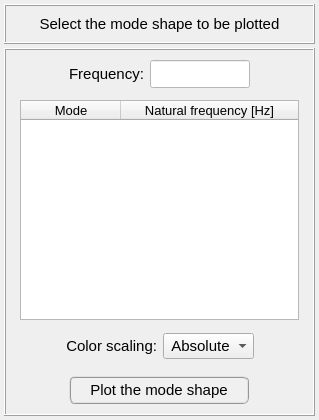
Old version of the form pulse/interface/ui_files/plots/results/structural/plot_structural_mode_shape.ui in the repository open-pulse/OpenPulse.
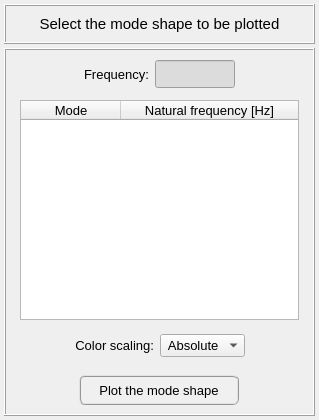
New version of the form.

Commit message: Renames opv plot_types methods

What changed in the file:
```diff
--- a/pulse/interface/ui_files/plots/results/structural/plot_structural_mode_shape.ui
+++ b/pulse/interface/ui_files/plots/results/structural/plot_structural_mode_shape.ui
@@ -208,8 +208,7 @@
            </property>
            <property name="font">
             <font>
-             <family>MS Shell Dlg 2</family>
-             <pointsize>11</pointsize>
+             <pointsize>10</pointsize>
              <weight>50</weight>
              <bold>false</bold>
             </font>
@@ -229,13 +228,13 @@
            </property>
            <property name="minimumSize">
             <size>
-             <width>100</width>
+             <width>80</width>
              <height>28</height>
             </size>
            </property>
            <property name="maximumSize">
             <size>
-             <width>100</width>
+             <width>80</width>
              <height>28</height>
             </size>
            </property>
@@ -249,33 +248,39 @@
             </font>
            </property>
            <property name="styleSheet">
-            <string notr="true">background-color: rgb(255, 255, 255);
-color: rgb(0, 0, 255);</string>
+            <string notr="true">QLineEdit{color: rgb(0, 0, 0); background-color: rgb(250, 250, 250)}
+QLineEdit:disabled{color: rgb(100, 100, 100); background-color: rgb(220, 220, 220)}</string>
            </property>
            <property name="alignment">
             <set>Qt::AlignCenter</set>
            </property>
           </widget>
          </item>
-         <item row="0" column="3">
-          <widget class="QFrame" name="frame_6">
-           <property name="frameShape">
-            <enum>QFrame::NoFrame</enum>
-           </property>
-           <property name="frameShadow">
-            <enum>QFrame::Raised</enum>
-           </property>
-          </widget>
-         </item>
          <item row="0" column="0">
-          <widget class="QFrame" name="frame_7">
-           <property name="frameShape">
-            <enum>QFrame::NoFrame</enum>
+          <spacer name="horizontalSpacer_3">
+           <property name="orientation">
+            <enum>Qt::Horizontal</enum>
            </property>
-           <property name="frameShadow">
-            <enum>QFrame::Raised</enum>
+           <property name="sizeHint" stdset="0">
+            <size>
+             <width>40</width>
+             <height>20</height>
+            </size>
            </property>
-          </widget>
+          </spacer>
+         </item>
+         <item row="0" column="3">
+          <spacer name="horizontalSpacer_4">
+           <property name="orientation">
+            <enum>Qt::Horizontal</enum>
+           </property>
+           <property name="sizeHint" stdset="0">
+            <size>
+             <width>40</width>
+             <height>20</height>
+            </size>
+           </property>
+          </spacer>
          </item>
         </layout>
        </widget>
@@ -412,7 +417,7 @@
           <widget class="QLabel" name="label_2">
            <property name="font">
             <font>
-             <pointsize>11</pointsize>
+             <pointsize>10</pointsize>
             </font>
            </property>
            <property name="text">
@@ -427,7 +432,7 @@
           <widget class="QComboBox" name="comboBox_color_scaling">
            <property name="font">
             <font>
-             <pointsize>11</pointsize>
+             <pointsize>10</pointsize>
             </font>
            </property>
            <item>
@@ -521,29 +526,30 @@
           <widget class="QPushButton" name="pushButton_plot">
            <property name="minimumSize">
             <size>
-             <width>180</width>
-             <height>28</height>
+             <width>160</width>
+             <height>30</height>
             </size>
            </property>
            <property name="maximumSize">
             <size>
-             <width>180</width>
-             <height>28</height>
+             <width>160</width>
+             <height>30</height>
             </size>
            </property>
            <property name="font">
             <font>
              <family>MS Shell Dlg 2</family>
-             <pointsize>11</pointsize>
-             <weight>9</weight>
+             <pointsize>10</pointsize>
+             <weight>50</weight>
              <italic>false</italic>
              <bold>false</bold>
             </font>
            </property>
            <property name="styleSheet">
-            <string notr="true">QPushButton{border-radius: 6px; border-color: rgb(150, 150, 150); border-style: ridge; border-width: 2px; color: rgb(0, 0, 0); background-color: rgb(240, 240, 240); font: 75 11pt &quot;MS Shell Dlg 2&quot;}
-QPushButton:hover{border-radius: 6px; border-color: rgb(0, 170, 255); border-style: ridge; border-width: 2px; color: rgb(0, 0, 0); background-color: rgba(174, 213, 255, 100); font: 75 11pt &quot;MS Shell Dlg 2&quot;}
-QPushButton:pressed{border-radius: 6px; border-color: rgb(0, 170, 255); border-style: ridge; border-width: 3px; color: rgb(0, 0, 0); background-color: rgb(174, 213, 255); font: 75 11pt &quot;MS Shell Dlg 2&quot;}</string>
+            <string notr="true">QPushButton{border-radius: 6px; border-color: rgb(150, 150, 150); border-style: ridge; border-width: 2px; color: rgb(0, 0, 0); background-color: rgb(240, 240, 240)}
+QPushButton:hover{border-radius: 6px; border-color: rgb(0, 170, 255); border-style: ridge; border-width: 2px; color: rgb(0, 0, 0); background-color: rgba(174, 213, 255, 100)}
+QPushButton:pressed{border-radius: 6px; border-color: rgb(0, 170, 255); border-style: ridge; border-width: 2px; color: rgb(0, 0, 0); background-color: rgb(174, 213, 255)}
+QPushButton:disabled{border-radius: 6px; border-color: rgb(150, 150, 150); border-style: ridge; border-width: 0px; color: rgb(150,150, 150); background-color: rgb(220, 220, 220)}</string>
            </property>
            <property name="text">
             <string>Plot the mode shape</string>
```
The commit also changes 21 other files.
